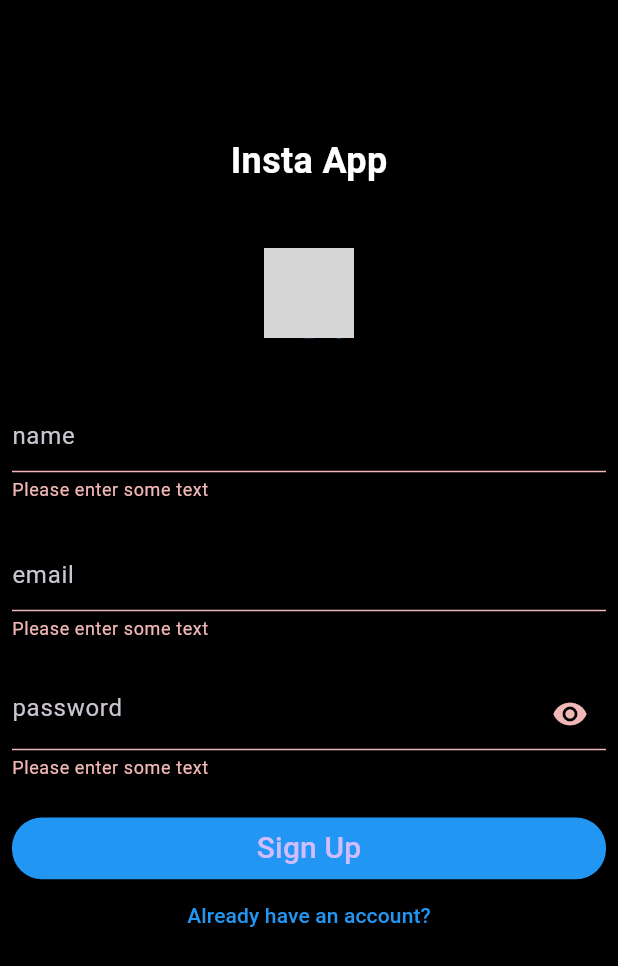
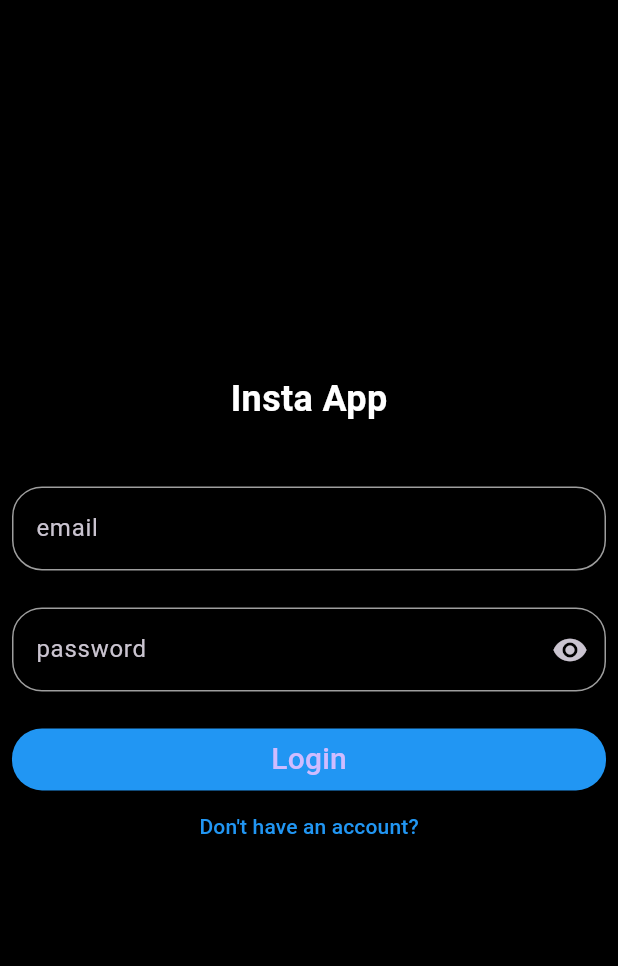
Before and after one commit to JacklynConn/socail_media_app, a Flutter app: the screen it shows after launch, after a tap on "Sign Up", after a tap on "Already have an account?", on a phone screen of 412 x 824 dp. Shown: the top 966 px of the screen. Run offline on Flutter 3.47's test engine with Material 3 defaults, Android fonts, the phone set to English and light mode, and no system bars; grey boxes are pictures that could not be loaded.

Commit message:
#3 login screen

```diff
--- a/lib/screens/login.dart
+++ b/lib/screens/login.dart
@@ -0,0 +1,135 @@
+import 'package:flutter/material.dart';
+import '/screens/sign_up.dart';
+
+class Login extends StatefulWidget {
+  const Login({super.key});
+
+  @override
+  State<Login> createState() => _LoginState();
+}
+
+class _LoginState extends State<Login> {
+  final formKey = GlobalKey<FormState>();
+
+  @override
+  Widget build(BuildContext context) {
+    double h = MediaQuery.of(context).size.height;
+    return GestureDetector(
+      onTap: () {
+        FocusScope.of(context).unfocus();
+      },
+      child: SafeArea(
+        child: Scaffold(
+          body: Padding(
+            padding: const EdgeInsets.all(8.0),
+            child: Column(
+              mainAxisAlignment: MainAxisAlignment.center,
+              children: [
+                const Text(
+                  'Insta App',
+                  style: TextStyle(
+                    fontSize: 24,
+                    fontWeight: FontWeight.bold,
+                    color: Colors.white,
+                  ),
+                ),
+                SizedBox(height: h * 0.05),
+                Form(
+                  key: formKey,
+                  child: Column(
+                    children: [
+                      TextFormField(
+                        validator: (value) {
+                          if (value == null || value.isEmpty) {
+                            return 'Please enter some text';
+                          }
+                          return null;
+                        },
+                        decoration: const InputDecoration(
+                          hintText: 'email',
+                          focusedBorder: OutlineInputBorder(
+                            borderSide: BorderSide(color: Colors.blue),
+                            borderRadius:
+                                BorderRadius.all(Radius.circular(20)),
+                          ),
+                          enabledBorder: OutlineInputBorder(
+                            borderSide: BorderSide(color: Colors.grey),
+                            borderRadius:
+                                BorderRadius.all(Radius.circular(20)),
+                          ),
+                        ),
+                      ),
+                      SizedBox(height: h * 0.03),
+                      TextFormField(
+                        validator: (value) {
+                          if (value == null || value.isEmpty) {
+                            return 'Please enter some text';
+                          }
+                          return null;
+                        },
+                        decoration: const InputDecoration(
+                          hintText: 'password',
+                          suffixIcon: Icon(Icons.visibility),
+                          focusedBorder: OutlineInputBorder(
+                            borderSide: BorderSide(color: Colors.blue),
+                            borderRadius:
+                                BorderRadius.all(Radius.circular(20)),
+                          ),
+                          enabledBorder: OutlineInputBorder(
+                            borderSide: BorderSide(color: Colors.grey),
+                            borderRadius:
+                                BorderRadius.all(Radius.circular(20)),
+                          ),
+                        ),
+                      ),
+                    ],
+                  ),
+                ),
+                SizedBox(height: h * 0.03),
+                SizedBox(
+                  width: double.infinity,
+                  height: h * 0.05,
+                  child: ElevatedButton(
+                    onPressed: () {
+                      if (formKey.currentState!.validate()) {
+                        ScaffoldMessenger.of(context).showSnackBar(
+                          const SnackBar(
+                            content: Text('Processing Data'),
+                          ),
+                        );
+                      }
+                    },
+                    style: ElevatedButton.styleFrom(
+                      backgroundColor: Colors.blue,
+                      shape: RoundedRectangleBorder(
+                        borderRadius: BorderRadius.circular(20),
+                      ),
+                    ),
+                    child: const Text(
+                      'Login',
+                      style: TextStyle(fontSize: 20),
+                    ),
+                  ),
+                ),
+                TextButton(
+                  onPressed: () {
+                    Navigator.push(
+                      context,
+                      MaterialPageRoute(
+                        builder: (context) => const SignUp(),
+                      ),
+                    );
+                  },
+                  child: const Text(
+                    'Don\'t have an account?',
+                    style: TextStyle(color: Colors.blue),
+                  ),
+                ),
+              ],
+            ),
+          ),
+        ),
+      ),
+    );
+  }
+}
--- a/lib/screens/sign_up.dart
+++ b/lib/screens/sign_up.dart
@@ -1,4 +1,6 @@
 import 'package:flutter/material.dart';
+
+import 'login.dart';
 
 class SignUp extends StatefulWidget {
   const SignUp({super.key});
@@ -39,9 +41,6 @@ class _SignUpState extends State<SignUp> {
                     children: [
                       CircleAvatar(
                         radius: 30,
-                        backgroundImage: NetworkImage(
-                          'https://logodix.com/logo/2010395.png',
-                        ),
                       ),
                       Positioned(
                         bottom: 0,
@@ -161,7 +160,14 @@ class _SignUpState extends State<SignUp> {
                     ),
                   ),
                   TextButton(
-                    onPressed: () {},
+                    onPressed: () {
+                      Navigator.push(
+                        context,
+                        MaterialPageRoute(
+                          builder: (context) => const Login(),
+                        ),
+                      );
+                    },
                     child: const Text(
                       'Already have an account?',
                       style: TextStyle(color: Colors.blue),
```
